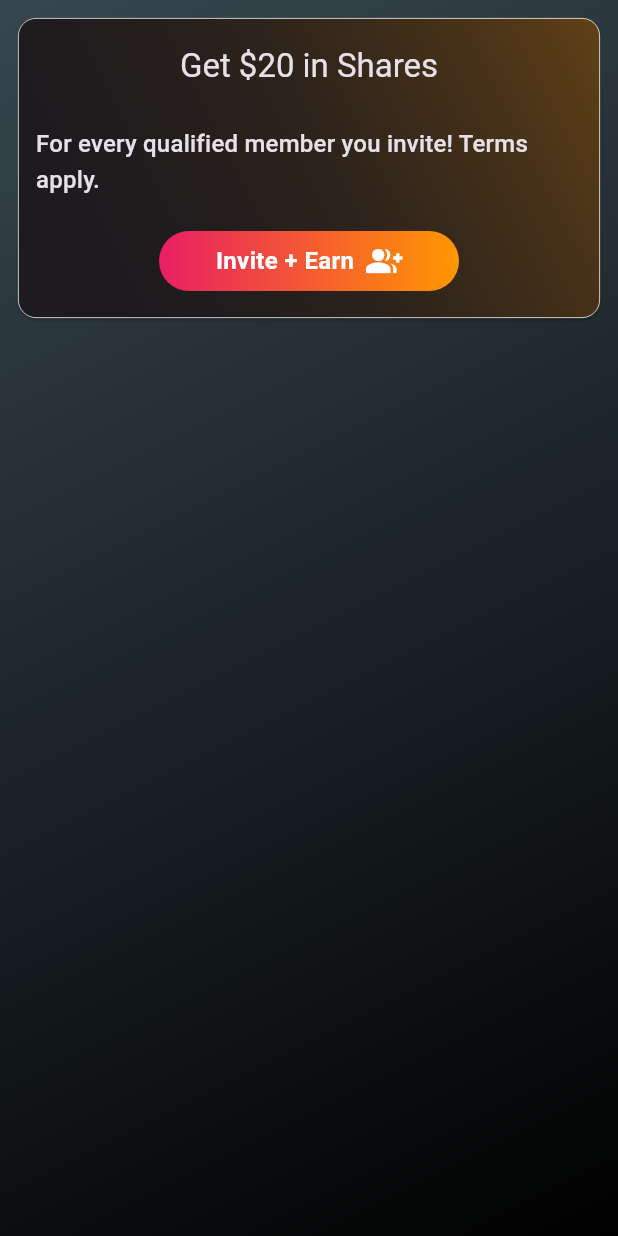
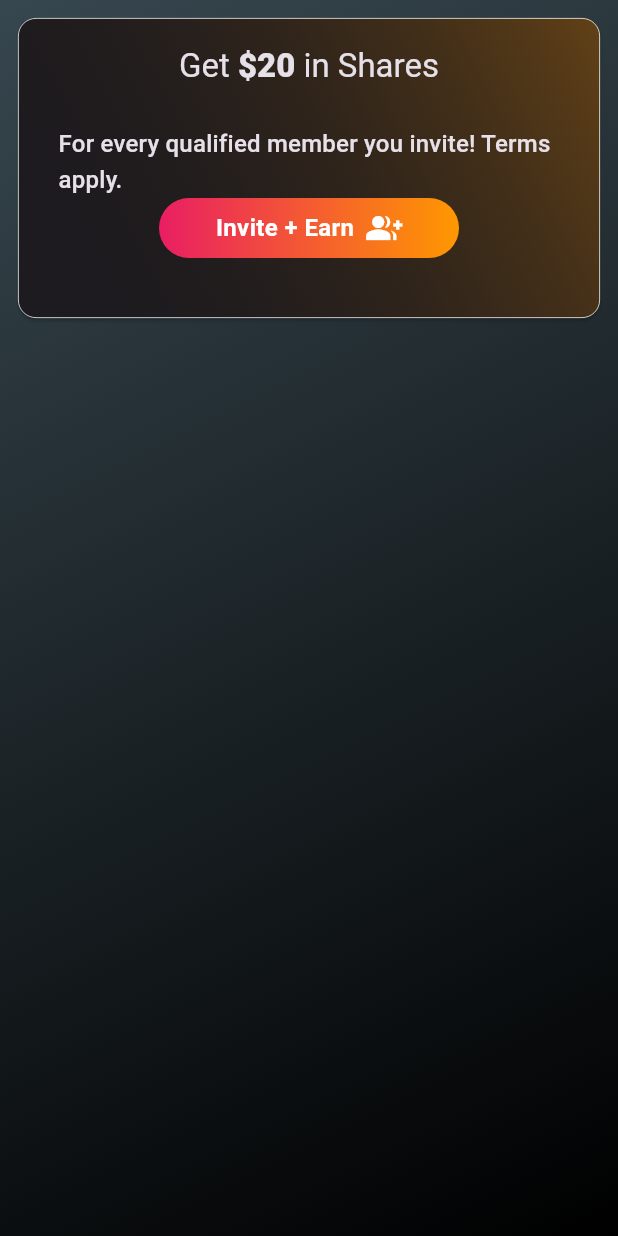
Before and after one commit to timwickey/modeinvestorclub, a Flutter app: the ReferralCard widget shown alone on an empty page, opened directly, on a phone screen of 412 x 824 dp. Run offline on Flutter 3.47's test engine with Material 3 defaults, Android fonts, the phone set to English and light mode, and no system bars; our stand-ins replace flutter_dotenv, flutter_svg, go_router, url_strategy; missing offline and left inert: adaptive_navigation, postgres, window_size.

Commit message:
UPDATE: more edits

```diff
--- a/lib/src/screens/home.dart
+++ b/lib/src/screens/home.dart
@@ -429,17 +429,37 @@ class ReferralCard extends StatelessWidget {
               children: [
                 Align(
                   alignment: Alignment.center,
-                  child: Text(
-                    'Get \$20 in Shares',
-                    style: Theme.of(context).textTheme.titleLarge,
+                  child: Text.rich(
+                    TextSpan(
+                      children: [
+                        TextSpan(
+                          text: 'Get ',
+                          style: Theme.of(context).textTheme.titleLarge,
+                        ),
+                        TextSpan(
+                          text: '\$20',
+                          style:
+                              Theme.of(context).textTheme.titleLarge?.copyWith(
+                                    fontWeight: FontWeight.w900,
+                                  ),
+                        ),
+                        TextSpan(
+                          text: ' in Shares',
+                          style: Theme.of(context).textTheme.titleLarge,
+                        ),
+                      ],
+                    ),
                   ),
                 ),
                 const SizedBox(height: 26),
                 Align(
                   alignment: Alignment.center,
-                  child: Text(
-                    'For every qualified member you invite! Terms apply.',
-                    style: Theme.of(context).textTheme.titleMedium,
+                  child: Padding(
+                    padding: const EdgeInsets.only(left: 15, right: 15),
+                    child: Text(
+                      'For every qualified member you invite! Terms apply.',
+                      style: Theme.of(context).textTheme.titleMedium,
+                    ),
                   ),
                 ),
                 const Spacer(), // Use Spacer to push the button to the bottom
@@ -455,6 +475,7 @@ class ReferralCard extends StatelessWidget {
                         );
                       },
                     )),
+                const SizedBox(height: 25),
               ],
             ),
           ),
```
